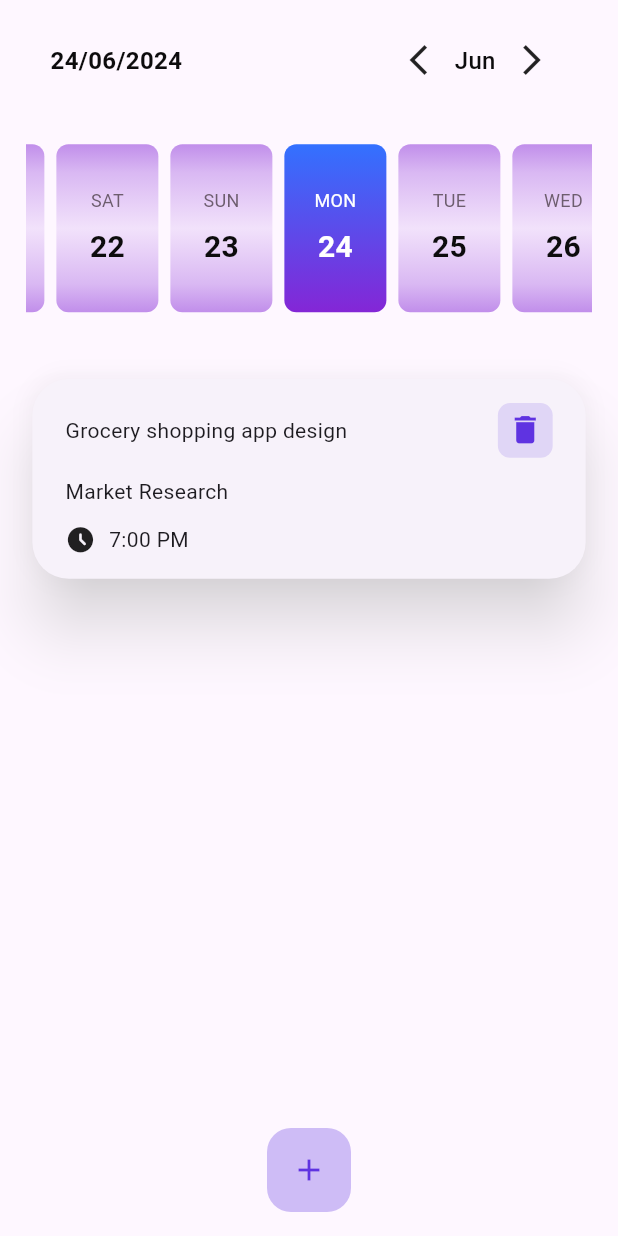
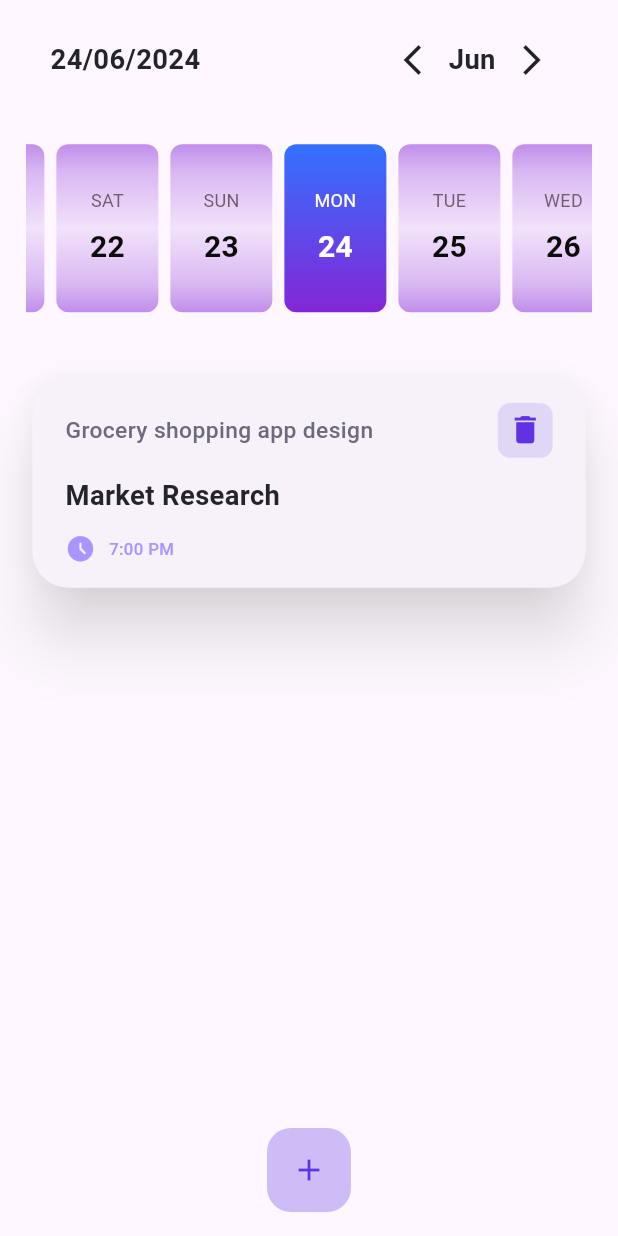
Before and after one commit to mostafaramadanhamed/Task-Ease-App, a Flutter app: the HomeScreen screen opened by its route, on a phone screen of 412 x 824 dp. Run offline on Flutter 3.47's test engine with Material 3 defaults, Android fonts, the phone set to English and light mode, and no system bars; drawn by our look-alikes of easy_date_timeline; our stand-ins replace flutter_screenutil.

Commit message:
edit theme

```diff
--- a/lib/core/styles/colors.dart
+++ b/lib/core/styles/colors.dart
@@ -4,4 +4,5 @@ abstract class ColorsManager{
   static const kMainColor=Color(0xff24252C);
   static const kSecondaryColor=Color(0xff6E6A7C);
   static const kPrimaryColor=Color(0xff5F33E1);
+  static const kPrimaryLightColor=Color(0xffAB94FF);
 }
--- a/lib/core/styles/text_styles.dart
+++ b/lib/core/styles/text_styles.dart
@@ -15,10 +15,15 @@ abstract class TextStyles{
     color: Colors.white,
     fontSize: 19.sp,
     fontWeight: FontWeightHelper.semiBold,
-  ); static TextStyle font18Bold=TextStyle(
+  ); static TextStyle font18SemiBold=TextStyle(
     color: ColorsManager.kMainColor,
     fontSize: 18.sp,
-    fontWeight: FontWeightHelper.bold,
+    fontWeight: FontWeightHelper.semiBold,
+  );
+static TextStyle font15Medium=TextStyle(
+    color: ColorsManager.kSecondaryColor,
+    fontSize: 15.sp,
+    fontWeight: FontWeightHelper.medium,
   );
 static TextStyle font14Regular=TextStyle(
     color: ColorsManager.kSecondaryColor,
@@ -26,10 +31,10 @@ static TextStyle font14Regular=TextStyle(
     fontWeight: FontWeightHelper.regular,
   );
 
-static TextStyle font11Regular=TextStyle(
-    color: ColorsManager.kMainColor,
+static TextStyle font11Medium=TextStyle(
+    color: ColorsManager.kPrimaryLightColor,
     fontSize: 11.sp,
-    fontWeight: FontWeightHelper.regular,
+    fontWeight: FontWeightHelper.medium,
   );
 
 static TextStyle font9Regular=TextStyle(
--- a/lib/core/widgets/default_appbar.dart
+++ b/lib/core/widgets/default_appbar.dart
@@ -10,7 +10,7 @@ AppBar buildDefaultAppBar(String title,BuildContext context,{
   return AppBar(
     backgroundColor: Colors.white,
     elevation: 0,
-    title: Text(title, style: TextStyles.font18Bold,),
+    title: Text(title, style: TextStyles.font18SemiBold,),
     centerTitle: true,
     leading: IconButton(
       onPressed: (){
--- a/lib/features/home/presentation/widget/hello_row.dart
+++ b/lib/features/home/presentation/widget/hello_row.dart
@@ -25,7 +25,7 @@ class HelloRow extends StatelessWidget {
             ),
             child: Icon(Icons.person_outline_rounded,size: 30.sp,color: ColorsManager.kPrimaryColor,)),
         16.pw,
-        Text("Hello",style: TextStyles.font18Bold,),
+        Text("Hello",style: TextStyles.font18SemiBold,),
         const Spacer(),
         GestureDetector(child: Icon(Icons.notifications_active_outlined,color: ColorsManager.kPrimaryColor,size: 30.sp,)),
       ],
```
